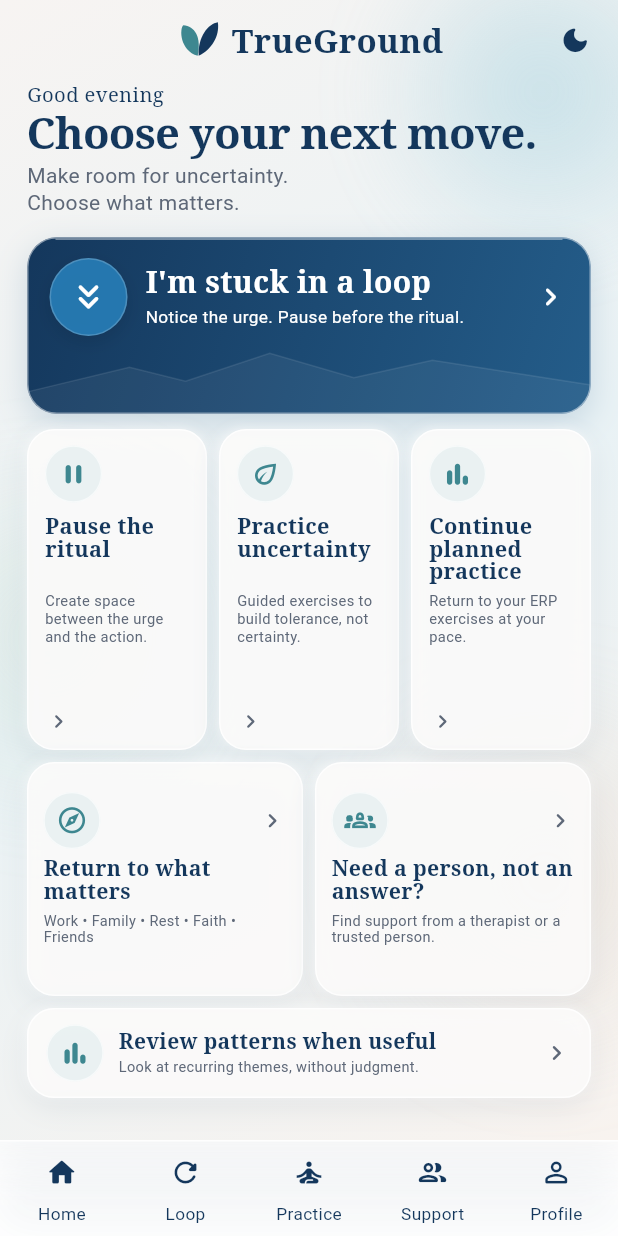
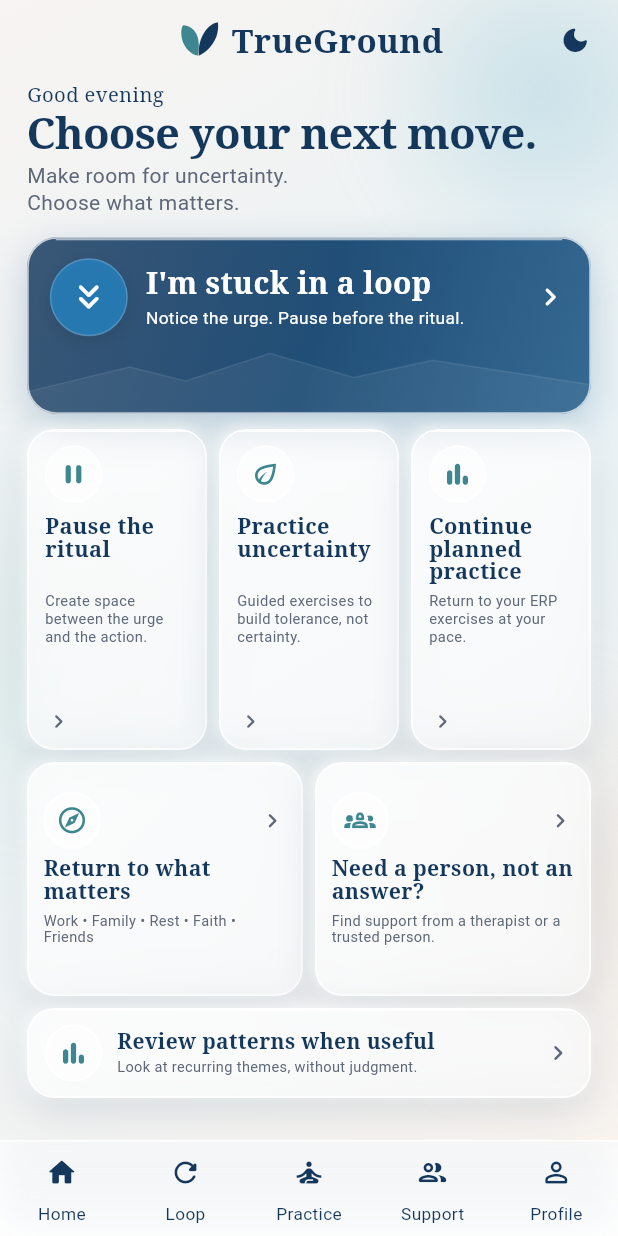
Before and after one commit to hraaaaf/trueground, a Flutter app: the screen it shows after launch, on a phone screen of 412 x 824 dp. Run offline on Flutter 3.47's test engine with Material 3 defaults, Android fonts, the phone set to English and light mode, and no system bars; our stand-ins replace go_router.

```diff
--- a/lib/dashboard/dashboard_v3_screen.dart
+++ b/lib/dashboard/dashboard_v3_screen.dart
@@ -1,3 +1,5 @@
+import 'dart:ui' show ImageFilter;
+
 import 'package:flutter/material.dart';
 import 'package:go_router/go_router.dart';
 
@@ -171,9 +173,9 @@ class _PrimaryActionCard extends StatelessWidget {
           borderRadius: BorderRadius.circular(20),
           boxShadow: <BoxShadow>[
             BoxShadow(
-              color: TrueGroundColors.heroBlue.withValues(alpha: 0.18),
-              blurRadius: 18,
-              offset: const Offset(0, 7),
+              color: TrueGroundColors.heroBlue.withValues(alpha: 0.26),
+              blurRadius: 22,
+              offset: const Offset(0, 8),
             ),
           ],
         ),
@@ -196,8 +198,8 @@ class _PrimaryActionCard extends StatelessWidget {
                     ],
                   ),
                   border: Border.all(
-                    color: Colors.white.withValues(alpha: 0.48),
-                    width: 1,
+                    color: Colors.white.withValues(alpha: 0.72),
+                    width: 1.2,
                   ),
                   borderRadius: BorderRadius.circular(20),
                 ),
@@ -206,13 +208,31 @@ class _PrimaryActionCard extends StatelessWidget {
                     const Positioned.fill(
                       child: CustomPaint(painter: _HeroBackdropPainter()),
                     ),
+                    Positioned.fill(
+                      child: IgnorePointer(
+                        child: DecoratedBox(
+                          decoration: BoxDecoration(
+                            gradient: LinearGradient(
+                              begin: Alignment.topLeft,
+                              end: Alignment.bottomRight,
+                              colors: <Color>[
+                                Colors.white.withValues(alpha: 0.16),
+                                Colors.white.withValues(alpha: 0.02),
+                                Colors.white.withValues(alpha: 0.08),
+                              ],
+                              stops: const <double>[0, 0.52, 1],
+                            ),
+                          ),
+                        ),
+                      ),
+                    ),
                     Positioned(
                       top: 0,
                       left: 18,
                       right: 18,
                       child: Container(
                         height: 1,
-                        color: Colors.white.withValues(alpha: 0.4),
+                        color: Colors.white.withValues(alpha: 0.58),
                       ),
                     ),
                     Padding(
@@ -419,50 +439,18 @@ class _MiniActionCard extends StatelessWidget {
     required this.compact,
     required this.onTap,
   });
-
   final IconData icon;
   final String title;
   final String description;
   final bool compact;
   final VoidCallback onTap;
-
   @override
   Widget build(BuildContext context) {
-    final borderRadius = BorderRadius.circular(18);
-
     return Semantics(
       button: true,
       label: '$title. $description',
       excludeSemantics: true,
-      child: DecoratedBox(
-        decoration: BoxDecoration(
-          borderRadius: borderRadius,
-          boxShadow: <BoxShadow>[
-            BoxShadow(
-              color: TrueGroundColors.primary.withValues(alpha: 0.09),
-              blurRadius: 16,
-              offset: const Offset(0, 6),
-            ),
-            BoxShadow(
-              color: Colors.white.withValues(alpha: 0.54),
-              blurRadius: 5,
-              offset: const Offset(-1, -1),
-            ),
-          ],
-        ),
-        child: Material(
-          color: TrueGroundColors.surface.withValues(alpha: 0.82),
-          elevation: 0,
-          surfaceTintColor: Colors.transparent,
-          shape: RoundedRectangleBorder(
-            borderRadius: borderRadius,
-            side: BorderSide(
-              color: Colors.white.withValues(alpha: 0.82),
-              width: 1,
-            ),
-          ),
-          clipBehavior: Clip.antiAlias,
-          child: InkWell(
+      child: _GlassPanel(
         onTap: onTap,
         child: Padding(
           padding: EdgeInsets.fromLTRB(
@@ -491,7 +479,6 @@ class _MiniActionCard extends StatelessWidget {
                   color: TrueGroundColors.inkMuted,
                 ),
               );
-
               return Column(
                 crossAxisAlignment: CrossAxisAlignment.start,
                 children: <Widget>[
@@ -500,10 +487,7 @@ class _MiniActionCard extends StatelessWidget {
                   if (constraints.hasBoundedHeight)
                     SizedBox(
                       height: compact ? 44 : 48,
-                          child: Align(
-                            alignment: Alignment.topLeft,
-                            child: title,
-                          ),
+                      child: Align(alignment: Alignment.topLeft, child: title),
                     )
                   else
                     title,
@@ -536,8 +520,6 @@ class _MiniActionCard extends StatelessWidget {
           ),
         ),
       ),
-        ),
-      ),
     );
   }
 }
@@ -550,16 +532,13 @@ class _DetailCard extends StatelessWidget {
     required this.compact,
     this.onTap,
   });
-
   final IconData icon;
   final String title;
   final String description;
   final bool compact;
   final VoidCallback? onTap;
-
   @override
   Widget build(BuildContext context) {
-    final borderRadius = BorderRadius.circular(18);
     final content = LayoutBuilder(
       builder: (context, constraints) {
         final title = Text(
@@ -580,7 +559,6 @@ class _DetailCard extends StatelessWidget {
             color: TrueGroundColors.inkMuted,
           ),
         );
-
         return Padding(
           padding: EdgeInsets.fromLTRB(
             compact ? 10 : 11,
@@ -629,81 +607,29 @@ class _DetailCard extends StatelessWidget {
         );
       },
     );
-
     return Semantics(
       button: onTap != null,
       label: '$title. $description',
       excludeSemantics: true,
-      child: DecoratedBox(
-        decoration: BoxDecoration(
-          borderRadius: borderRadius,
-          boxShadow: <BoxShadow>[
-            BoxShadow(
-              color: TrueGroundColors.primary.withValues(alpha: 0.08),
-              blurRadius: 16,
-              offset: const Offset(0, 6),
-            ),
-            BoxShadow(
-              color: Colors.white.withValues(alpha: 0.5),
-              blurRadius: 5,
-              offset: const Offset(-1, -1),
-            ),
-          ],
-        ),
-        child: Material(
-          color: TrueGroundColors.surface.withValues(alpha: 0.82),
-          elevation: 0,
-          surfaceTintColor: Colors.transparent,
-          shape: RoundedRectangleBorder(
-            borderRadius: borderRadius,
-            side: BorderSide(
-              color: Colors.white.withValues(alpha: 0.82),
-              width: 1,
-            ),
-          ),
-          clipBehavior: Clip.antiAlias,
-          child: onTap == null
-              ? content
-              : InkWell(onTap: onTap, child: content),
-        ),
-      ),
+      child: _GlassPanel(onTap: onTap, child: content),
     );
   }
 }
 
 class _ReviewCard extends StatelessWidget {
   const _ReviewCard();
-
   @override
   Widget build(BuildContext context) {
     return Semantics(
       label:
           'Review patterns when useful. Look at recurring themes, without judgment.',
       excludeSemantics: true,
-      child: Container(
+      child: _GlassPanel(
+        child: ConstrainedBox(
           constraints: const BoxConstraints(minHeight: 60),
-        padding: const EdgeInsets.symmetric(horizontal: 12, vertical: 8),
-        decoration: BoxDecoration(
-          color: TrueGroundColors.surface.withValues(alpha: 0.82),
-          borderRadius: BorderRadius.circular(18),
-          border: Border.all(
-            color: Colors.white.withValues(alpha: 0.82),
-            width: 1,
-          ),
-          boxShadow: <BoxShadow>[
-            BoxShadow(
-              color: TrueGroundColors.primary.withValues(alpha: 0.08),
-              blurRadius: 16,
-              offset: const Offset(0, 6),
-            ),
-            BoxShadow(
-              color: Colors.white.withValues(alpha: 0.5),
-              blurRadius: 5,
-              offset: const Offset(-1, -1),
-            ),
-          ],
-        ),
-        child: const Row(
+          child: const Padding(
+            padding: EdgeInsets.symmetric(horizontal: 12, vertical: 8),
+            child: Row(
               children: <Widget>[
                 _RoundIcon(icon: Icons.bar_chart_rounded, compact: true),
                 SizedBox(width: 10),
@@ -742,6 +668,81 @@ class _ReviewCard extends StatelessWidget {
               ],
             ),
           ),
+        ),
+      ),
+    );
+  }
+}
+
+class _GlassPanel extends StatelessWidget {
+  const _GlassPanel({required this.child, this.onTap});
+  final Widget child;
+  final VoidCallback? onTap;
+  @override
+  Widget build(BuildContext context) {
+    final borderRadius = BorderRadius.circular(18);
+    final materialChild = Material(
+      type: MaterialType.transparency,
+      child: onTap == null ? child : InkWell(onTap: onTap, child: child),
+    );
+    return DecoratedBox(
+      decoration: BoxDecoration(
+        borderRadius: borderRadius,
+        boxShadow: <BoxShadow>[
+          BoxShadow(
+            color: TrueGroundColors.primary.withValues(alpha: 0.13),
+            blurRadius: 22,
+            offset: const Offset(0, 9),
+          ),
+          BoxShadow(
+            color: Colors.white.withValues(alpha: 0.68),
+            blurRadius: 8,
+            offset: const Offset(-2, -2),
+          ),
+        ],
+      ),
+      child: ClipRRect(
+        borderRadius: borderRadius,
+        child: BackdropFilter(
+          filter: ImageFilter.blur(sigmaX: 16, sigmaY: 16),
+          child: Stack(
+            fit: StackFit.passthrough,
+            children: <Widget>[
+              Positioned.fill(
+                child: DecoratedBox(
+                  decoration: BoxDecoration(
+                    gradient: LinearGradient(
+                      begin: Alignment.topLeft,
+                      end: Alignment.bottomRight,
+                      colors: <Color>[
+                        Colors.white.withValues(alpha: 0.72),
+                        Colors.white.withValues(alpha: 0.48),
+                      ],
+                    ),
+                    borderRadius: borderRadius,
+                    border: Border.all(
+                      color: Colors.white.withValues(alpha: 0.94),
+                      width: 1.2,
+                    ),
+                  ),
+                ),
+              ),
+              materialChild,
+              Positioned(
+                top: 1,
+                left: 14,
+                right: 14,
+                child: IgnorePointer(
+                  child: Container(
+                    height: 1,
+                    color: Colors.white.withValues(alpha: 0.88),
+                  ),
+                ),
+              ),
+            ],
+          ),
+        ),
+      ),
     );
   }
 }
@@ -759,11 +760,11 @@ class _RoundIcon extends StatelessWidget {
       width: size,
       height: size,
       decoration: BoxDecoration(
-        color: TrueGroundColors.iconWash.withValues(alpha: 0.76),
+        color: Colors.white.withValues(alpha: 0.52),
         shape: BoxShape.circle,
         border: Border.all(
-          color: Colors.white.withValues(alpha: 0.64),
-          width: 0.8,
+          color: Colors.white.withValues(alpha: 0.86),
+          width: 1,
         ),
       ),
       child: Icon(icon, size: compact ? 21 : 24, color: TrueGroundColors.teal),
--- a/lib/shell/app_shell.dart
+++ b/lib/shell/app_shell.dart
@@ -35,7 +35,9 @@ class AppShell extends StatelessWidget {
     return RepaintBoundary(
       key: captureKey,
       child: Scaffold(
-        backgroundColor: onHome ? Colors.transparent : TrueGroundColors.background,
+        backgroundColor: onHome
+            ? Colors.transparent
+            : TrueGroundColors.background,
         body: SafeArea(child: onHome ? homeBody : navigationShell),
         bottomNavigationBar: SafeArea(
           top: false,
```
Lines whose indentation alone changed are shown as unchanged.
